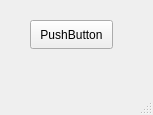
Tagallas/PlanAPP, file mainwindow.ui: the form before one commit.
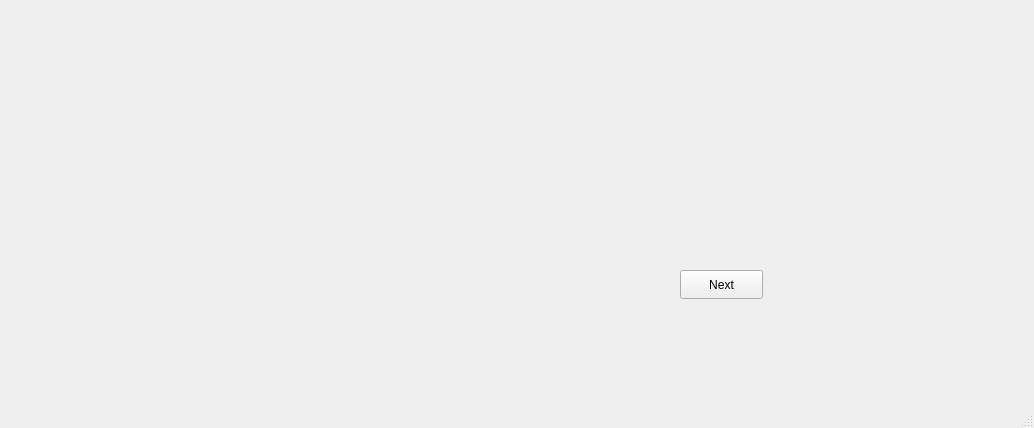
The form after the commit.

Patch:
```diff
--- a/mainwindow.ui
+++ b/mainwindow.ui
@@ -6,8 +6,8 @@
    <rect>
     <x>0</x>
     <y>0</y>
-    <width>153</width>
-    <height>115</height>
+    <width>1034</width>
+    <height>428</height>
    </rect>
   </property>
   <property name="windowTitle">
@@ -17,14 +17,14 @@
    <widget class="QPushButton" name="pushButton">
     <property name="geometry">
      <rect>
-      <x>30</x>
-      <y>20</y>
+      <x>680</x>
+      <y>270</y>
       <width>83</width>
       <height>29</height>
      </rect>
     </property>
     <property name="text">
-     <string>PushButton</string>
+     <string>Next</string>
     </property>
    </widget>
   </widget>
```
Left out of the diff: 2 changed lines with no effect on the pictures.
